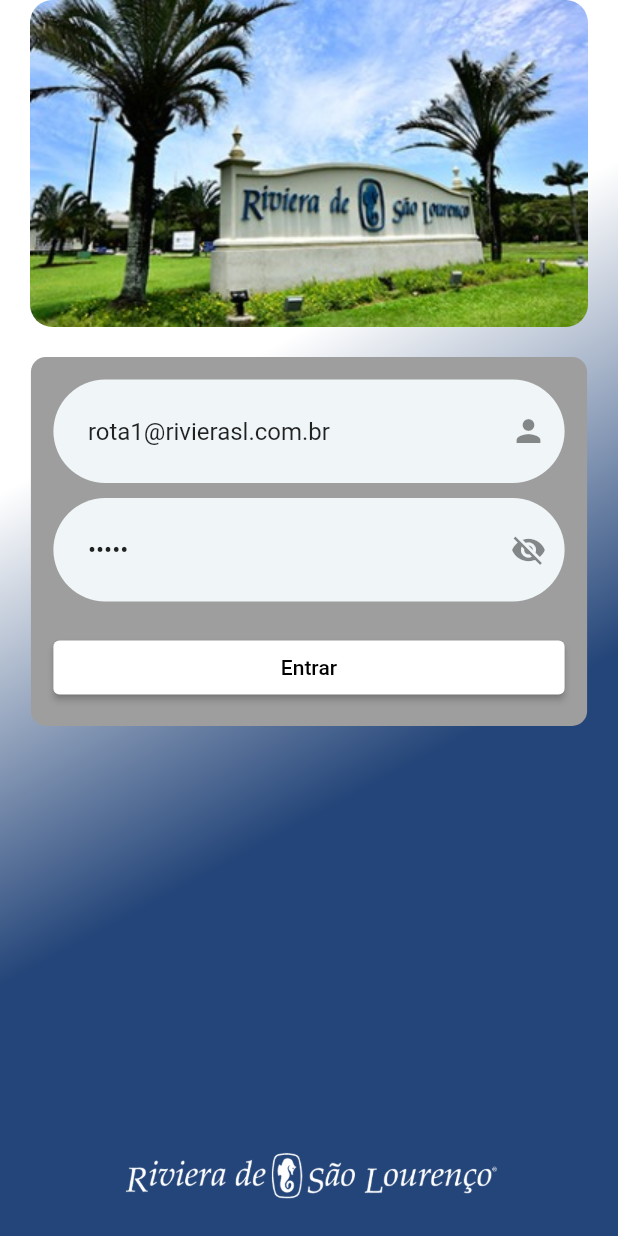
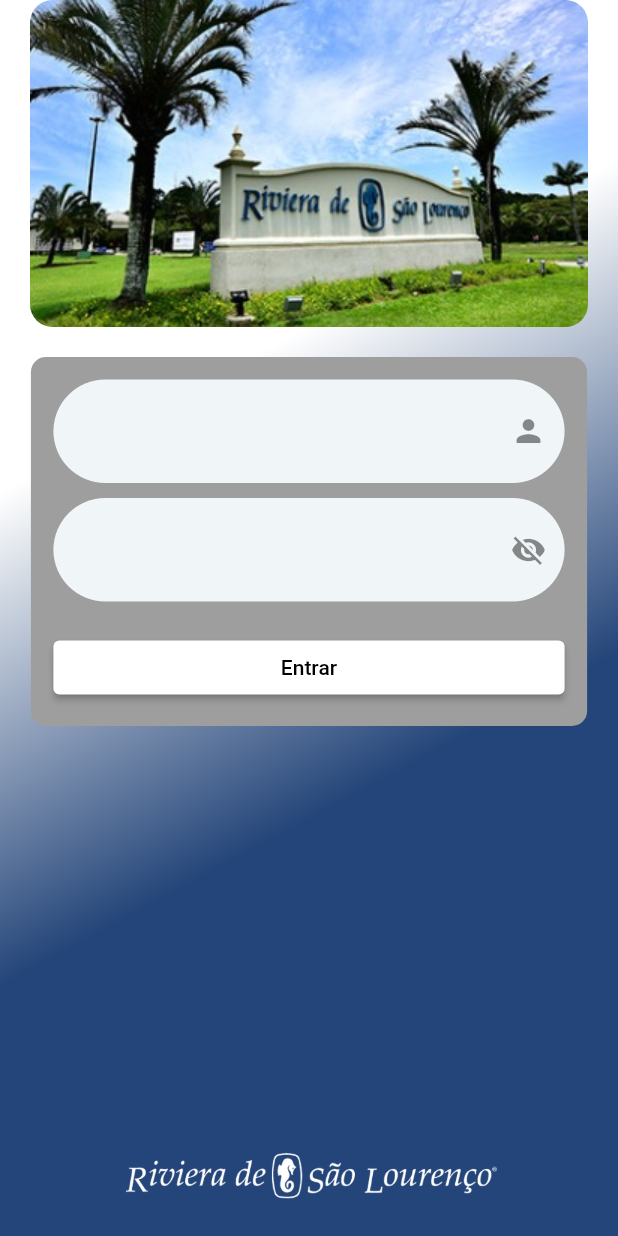
Before and after one commit to popsolutions/water-meassurement, a Flutter app: the screen it shows after launch, on a phone screen of 412 x 824 dp. Run offline on Flutter 3.47's test engine with Material 2 defaults, Android fonts, the phone set to English and light mode, and no system bars; our stand-ins replace get, image_picker, package_info_plus, searchfield, shared_preferences, sqflite; accounts and stored records are empty; statements that could not run were skipped.

Commit message:
Ajuste simples

```diff
--- a/lib/app/modules/login/login_page.dart
+++ b/lib/app/modules/login/login_page.dart
@@ -26,13 +26,9 @@ class _LoginPageState extends State<LoginPage> {
   @override
   void initState() {
     super.initState();
-    auth.emailEC.text = 'rota1@rivierasl.com.br';
-    auth.passwordEC.text = 'rota1';
-    // auth.emailEC.text = 'support@popsolutions.co';
-    // auth.passwordEC.text = '1ND1C0p4c1f1c0';
-    // WidgetsBinding.instance!.addPostFrameCallback((_) async {
-    //   await controller.checkUser(context);
-    // });
+    //todo acrescentar aqui login automático baseado em arquivo local
+    // auth.emailEC.text = 'email';
+    // auth.passwordEC.text = 'password';
   }
 
   @override
```
